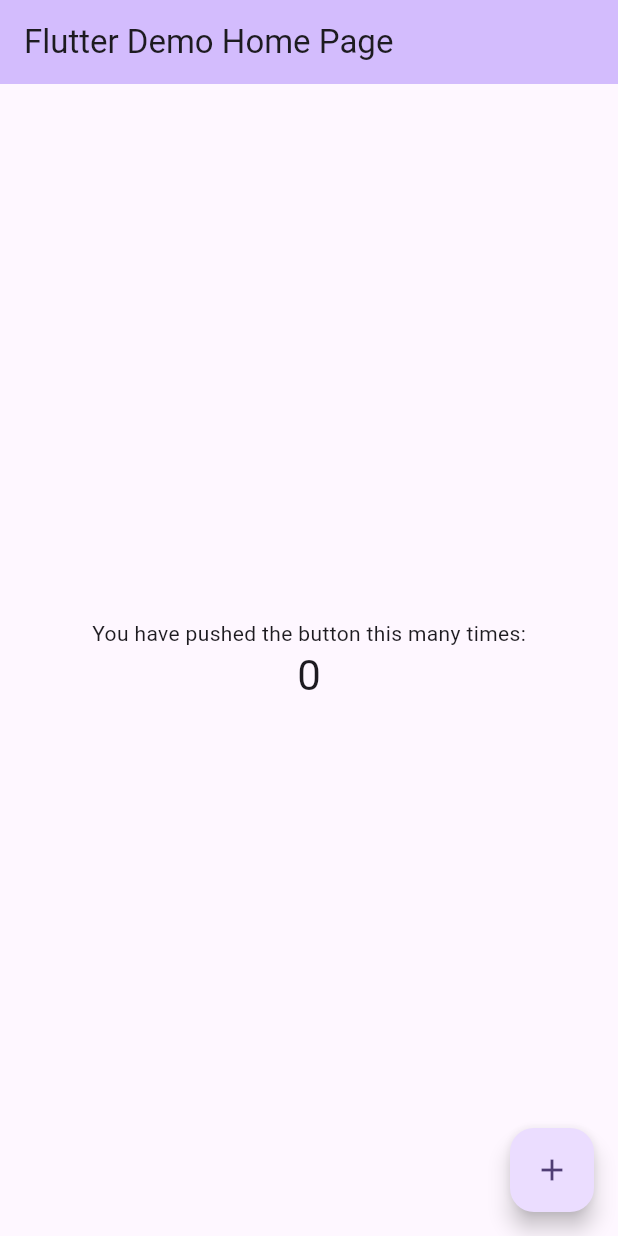
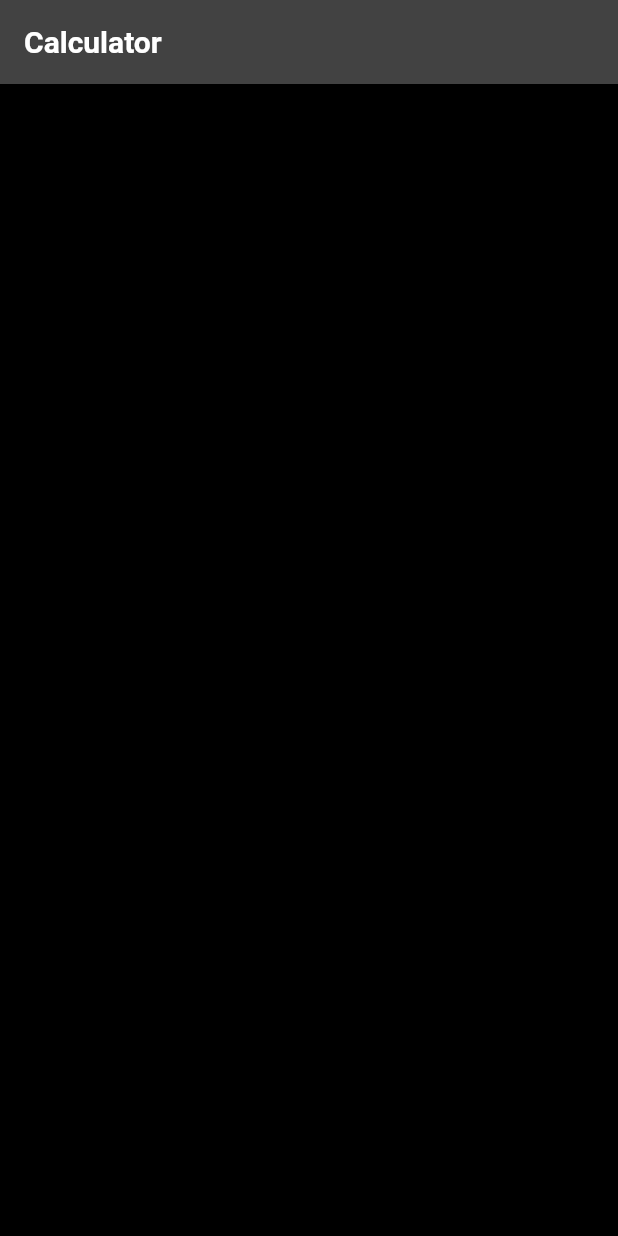
Before and after one commit to SuragVC/Calculator, a Flutter app: the screen it shows after launch, on a phone screen of 412 x 824 dp. Run offline on Flutter 3.47's test engine with Material 2 defaults, Android fonts, the phone set to English and light mode, and no system bars.

Commit message:
feat: :zap: Added constants and created pages

```diff
--- /dev/null
+++ b/lib/constants/colours.dart
@@ -0,0 +1,7 @@
+import 'package:flutter/material.dart';
+
+class AppConstantColors {
+  static const primaryBlack = Color(0xFF000000); // Black color
+  static const primaryBlue = Color(0xFF0074E4); // Blue color
+  static const primaryOrange = Color(0xFFFFA500); // Orange color
+}
--- /dev/null
+++ b/lib/constants/text_styles.dart
@@ -0,0 +1,6 @@
+import 'package:flutter/material.dart';
+
+const TextStyle darkBackgroundTextStyle = TextStyle(
+  color: Colors.white,
+  fontWeight: FontWeight.bold,
+);
--- a/lib/main.dart
+++ b/lib/main.dart
@@ -1,125 +1,25 @@
+import 'package:calculator/constants/colours.dart';
+import 'package:calculator/screens/calculator_screen.dart';
 import 'package:flutter/material.dart';
 
 void main() {
-  runApp(const MyApp());
+  runApp(const HomeScreen());
 }
 
-class MyApp extends StatelessWidget {
-  const MyApp({super.key});
+class HomeScreen extends StatelessWidget {
+  const HomeScreen({super.key});
 
   // This widget is the root of your application.
   @override
   Widget build(BuildContext context) {
     return MaterialApp(
-      title: 'Flutter Demo',
+      darkTheme: ThemeData.dark(),
+      themeMode: ThemeMode.dark,
       theme: ThemeData(
-        // This is the theme of your application.
-        //
-        // TRY THIS: Try running your application with "flutter run". You'll see
-        // the application has a blue toolbar. Then, without quitting the app,
-        // try changing the seedColor in the colorScheme below to Colors.green
-        // and then invoke "hot reload" (save your changes or press the "hot
-        // reload" button in a Flutter-supported IDE, or press "r" if you used
-        // the command line to start the app).
-        //
-        // Notice that the counter didn't reset back to zero; the application
-        // state is not lost during the reload. To reset the state, use hot
-        // restart instead.
-        //
-        // This works for code too, not just values: Most code changes can be
-        // tested with just a hot reload.
-        colorScheme: ColorScheme.fromSeed(seedColor: Colors.deepPurple),
         useMaterial3: true,
       ),
-      home: const MyHomePage(title: 'Flutter Demo Home Page'),
+      color: AppConstantColors.primaryBlack,
+      home: const CalculatorScreen(),
     );
   }
 }
-
-class MyHomePage extends StatefulWidget {
-  const MyHomePage({super.key, required this.title});
-
-  // This widget is the home page of your application. It is stateful, meaning
-  // that it has a State object (defined below) that contains fields that affect
-  // how it looks.
-
-  // This class is the configuration for the state. It holds the values (in this
-  // case the title) provided by the parent (in this case the App widget) and
-  // used by the build method of the State. Fields in a Widget subclass are
-  // always marked "final".
-
-  final String title;
-
-  @override
-  State<MyHomePage> createState() => _MyHomePageState();
-}
-
-class _MyHomePageState extends State<MyHomePage> {
-  int _counter = 0;
-
-  void _incrementCounter() {
-    setState(() {
-      // This call to setState tells the Flutter framework that something has
-      // changed in this State, which causes it to rerun the build method below
-      // so that the display can reflect the updated values. If we changed
-      // _counter without calling setState(), then the build method would not be
-      // called again, and so nothing would appear to happen.
-      _counter++;
-    });
-  }
-
-  @override
-  Widget build(BuildContext context) {
-    // This method is rerun every time setState is called, for instance as done
-    // by the _incrementCounter method above.
-    //
-    // The Flutter framework has been optimized to make rerunning build methods
-    // fast, so that you can just rebuild anything that needs updating rather
-    // than having to individually change instances of widgets.
-    return Scaffold(
-      appBar: AppBar(
-        // TRY THIS: Try changing the color here to a specific color (to
-        // Colors.amber, perhaps?) and trigger a hot reload to see the AppBar
-        // change color while the other colors stay the same.
-        backgroundColor: Theme.of(context).colorScheme.inversePrimary,
-        // Here we take the value from the MyHomePage object that was created by
-        // the App.build method, and use it to set our appbar title.
-        title: Text(widget.title),
-      ),
-      body: Center(
-        // Center is a layout widget. It takes a single child and positions it
-        // in the middle of the parent.
-        child: Column(
-          // Column is also a layout widget. It takes a list of children and
-          // arranges them vertically. By default, it sizes itself to fit its
-          // children horizontally, and tries to be as tall as its parent.
-          //
-          // Column has various properties to control how it sizes itself and
-          // how it positions its children. Here we use mainAxisAlignment to
-          // center the children vertically; the main axis here is the vertical
-          // axis because Columns are vertical (the cross axis would be
-          // horizontal).
-          //
-          // TRY THIS: Invoke "debug painting" (choose the "Toggle Debug Paint"
-          // action in the IDE, or press "p" in the console), to see the
-          // wireframe for each widget.
-          mainAxisAlignment: MainAxisAlignment.center,
-          children: <Widget>[
-            const Text(
-              'You have pushed the button this many times:',
-            ),
-            Text(
-              '$_counter',
-              style: Theme.of(context).textTheme.headlineMedium,
-            ),
-          ],
-        ),
-      ),
-      floatingActionButton: FloatingActionButton(
-        onPressed: _incrementCounter,
-        tooltip: 'Increment',
-        child: const Icon(Icons.add),
-      ), // This trailing comma makes auto-formatting nicer for build methods.
-    );
-  }
-}
--- /dev/null
+++ b/lib/screens/calculator_screen.dart
@@ -0,0 +1,21 @@
+import 'package:calculator/constants/colours.dart';
+import 'package:calculator/constants/text_styles.dart';
+import 'package:flutter/material.dart';
+
+class CalculatorScreen extends StatefulWidget {
+  const CalculatorScreen({super.key});
+
+  @override
+  State<CalculatorScreen> createState() => _CalculatorScreenState();
+}
+
+class _CalculatorScreenState extends State<CalculatorScreen> {
+  @override
+  Widget build(BuildContext context) {
+    return Scaffold(
+      appBar: AppBar(
+          title: const Text("Calculator", style: darkBackgroundTextStyle)),
+      backgroundColor: AppConstantColors.primaryBlack,
+    );
+  }
+}
```
Also changed, not shown: 1 other file.
